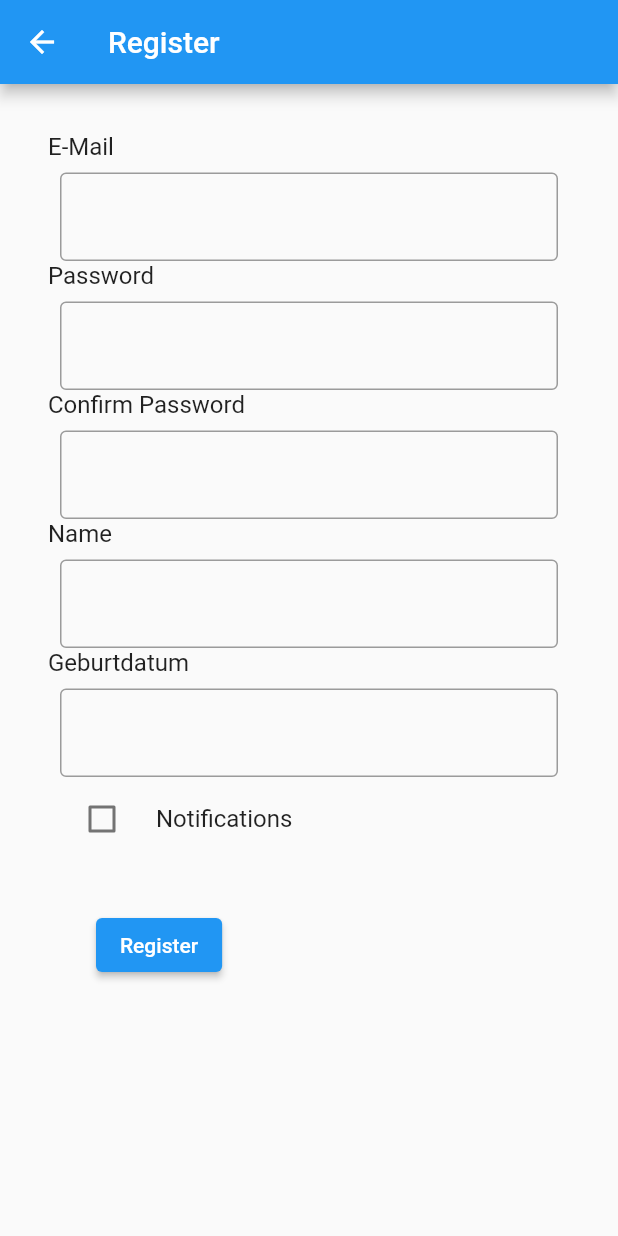
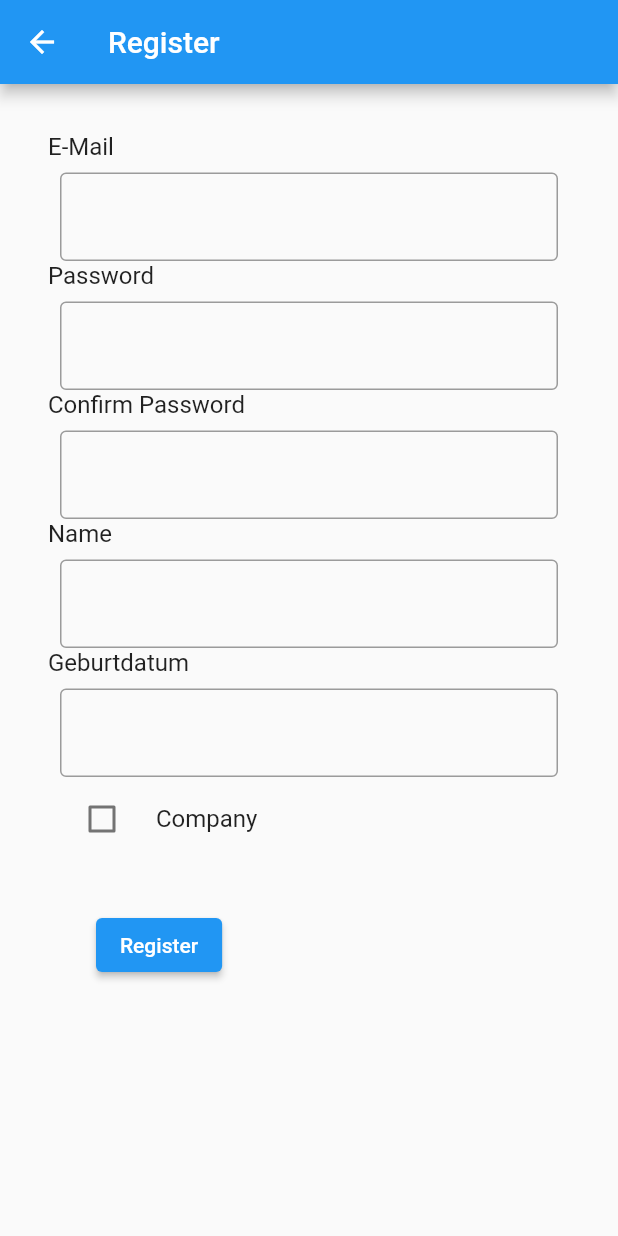
Before and after one commit to ErikFabian/Informatinder_frontend, a Flutter app: the registerPage screen opened by its route, on a phone screen of 412 x 824 dp. Run offline on Flutter 3.47's test engine with Material 2 defaults, Android fonts, the phone set to English and light mode, and no system bars.

Commit message:
Fix Typo

```diff
--- a/lib/registerPage.dart
+++ b/lib/registerPage.dart
@@ -100,7 +100,7 @@ class regPage extends State<registerPage> {
                         ),
                       ),
                       CheckboxListTile(
-                        title: const Text("Notifications"),
+                        title: const Text("Company"),
                         value: company,
                         onChanged: (value) {
                           setState(() {
```
